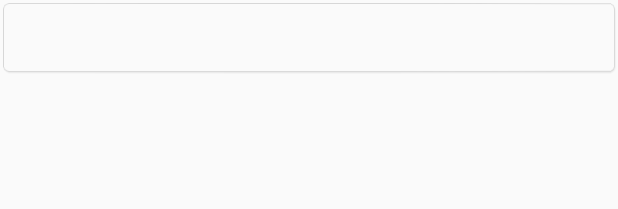
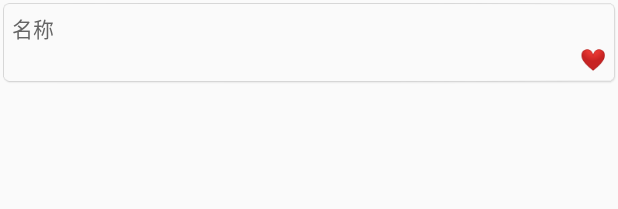
Before and after one commit to ysYvonne/KitchenSecret_Android, an Android app: the layout infos_list.xml on its own in the app's theme, with its tools: preview values and no code run, on a phone screen of 412 x 824 dp. Shown: the top 209 px of the screen. Run offline under Robolectric (Android 15) with nearby library versions, the phone set to English and light mode, and no system bars; network calls fail.

Commit message:
little change

```diff
--- a/app/src/main/java/com/dodowaterfall/Helper.java
+++ b/app/src/main/java/com/dodowaterfall/Helper.java
@@ -49,4 +49,6 @@ public class Helper {
 		HttpEntity entity = response.getEntity();
 		return EntityUtils.toString(entity, "UTF-8");
 	}
+
+
 }
--- a/app/src/main/java/com/meetyouatnowhere/kitchensecret_android/activities/view/XListView.java
+++ b/app/src/main/java/com/meetyouatnowhere/kitchensecret_android/activities/view/XListView.java
@@ -221,7 +221,7 @@ public class XListView extends MultiColumnListView implements PLA_AbsListView.On
 			finalHeight = mHeaderViewHeight;
 		}
 		mScrollBack = SCROLLBACK_HEADER;
-		finalHeight=1100;
+		finalHeight=800;
 		Integer d=finalHeight - height;
 //		Log.i("TAG",finalHeight+"/"+height+"/"+d.toString());
 		mScroller.startScroll(0, height, 0, finalHeight - height, SCROLL_DURATION);
--- a/app/src/main/res/layout/infos_list.xml
+++ b/app/src/main/res/layout/infos_list.xml
@@ -4,7 +4,8 @@
     android:layout_width="match_parent"
     android:layout_height="wrap_content"
     android:background="@mipmap/news_item_bg"
-    android:orientation="vertical" >
+    android:orientation="vertical"
+    android:padding="8dp">
 
     <com.dodowaterfall.widget.ScaleImageView
         android:id="@+id/news_pic"
@@ -17,6 +18,7 @@
         android:layout_width="wrap_content"
         android:layout_height="wrap_content"
         android:singleLine="false"
+        android:text="名称"
         android:textColor="#656565" />
 
     <TextView
@@ -25,6 +27,7 @@
         android:layout_height="wrap_content"
         android:layout_gravity="right|bottom"
         android:gravity="right"
-        android:textColor="#9f9f9f" />
+        android:textColor="#9f9f9f"
+        android:text="❤"/>
 
 </LinearLayout>
--- a/app/src/main/res/layout/xlistview_header.xml
+++ b/app/src/main/res/layout/xlistview_header.xml
@@ -64,7 +64,7 @@ android:orientation="vertical">
 </RelativeLayout>
 <RelativeLayout
     android:layout_width="match_parent"
-    android:layout_height="280dp"
+    android:layout_height="200dp"
     android:layout_gravity="left|top"
     android:layout_alignParentStart="true"
     android:id="@+id/relativeLayout">
```
